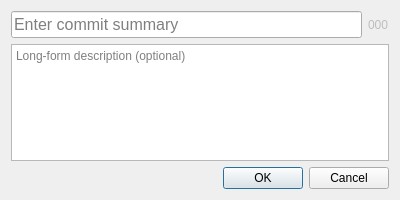
Qt form ui/commitdialog.ui (weblate/gitfourchette) before a commit.
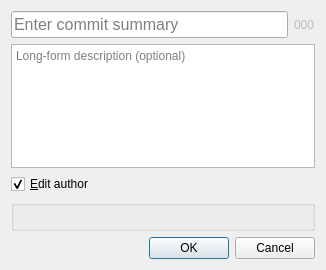
The same form after that commit. Custom widgets are drawn as their Qt base class.

Commit message: Edit author in commit dialog

```diff
--- a/ui/commitdialog.ui
+++ b/ui/commitdialog.ui
@@ -6,8 +6,8 @@
    <rect>
     <x>0</x>
     <y>0</y>
-    <width>400</width>
-    <height>200</height>
+    <width>326</width>
+    <height>270</height>
    </rect>
   </property>
   <property name="windowTitle">
@@ -16,8 +16,6 @@
   <property name="modal">
    <bool>true</bool>
   </property>
-  <layout class="QGridLayout" name="gridLayout">
-   <item row="0" column="0">
     <layout class="QVBoxLayout" name="verticalLayout">
      <item>
       <layout class="QHBoxLayout" name="summaryRowLayout">
@@ -55,6 +53,37 @@
        </property>
       </widget>
      </item>
+   <item>
+    <widget class="QCheckBox" name="revealAuthor">
+     <property name="text">
+      <string>&amp;Edit author</string>
+     </property>
+     <property name="checked">
+      <bool>true</bool>
+     </property>
+    </widget>
+   </item>
+   <item>
+    <widget class="QGroupBox" name="groupBox">
+     <property name="enabled">
+      <bool>true</bool>
+     </property>
+     <property name="title">
+      <string/>
+     </property>
+     <property name="flat">
+      <bool>false</bool>
+     </property>
+     <property name="checkable">
+      <bool>false</bool>
+     </property>
+     <layout class="QHBoxLayout" name="horizontalLayout">
+      <item>
+       <widget class="SignatureForm" name="authorSignature" native="true"/>
+      </item>
+     </layout>
+    </widget>
+   </item>
      <item>
       <widget class="QDialogButtonBox" name="buttonBox">
        <property name="orientation">
@@ -69,9 +98,15 @@
       </widget>
      </item>
     </layout>
-   </item>
-  </layout>
  </widget>
+ <customwidgets>
+  <customwidget>
+   <class>SignatureForm</class>
+   <extends>QWidget</extends>
+   <header>widgets.signatureform</header>
+   <container>1</container>
+  </customwidget>
+ </customwidgets>
  <tabstops>
   <tabstop>summaryEditor</tabstop>
   <tabstop>descriptionEditor</tabstop>
```
Left out of the diff: 28 changed lines with no effect on the pictures. Lines whose indentation alone changed are shown as unchanged. The commit also changes 8 other files.
